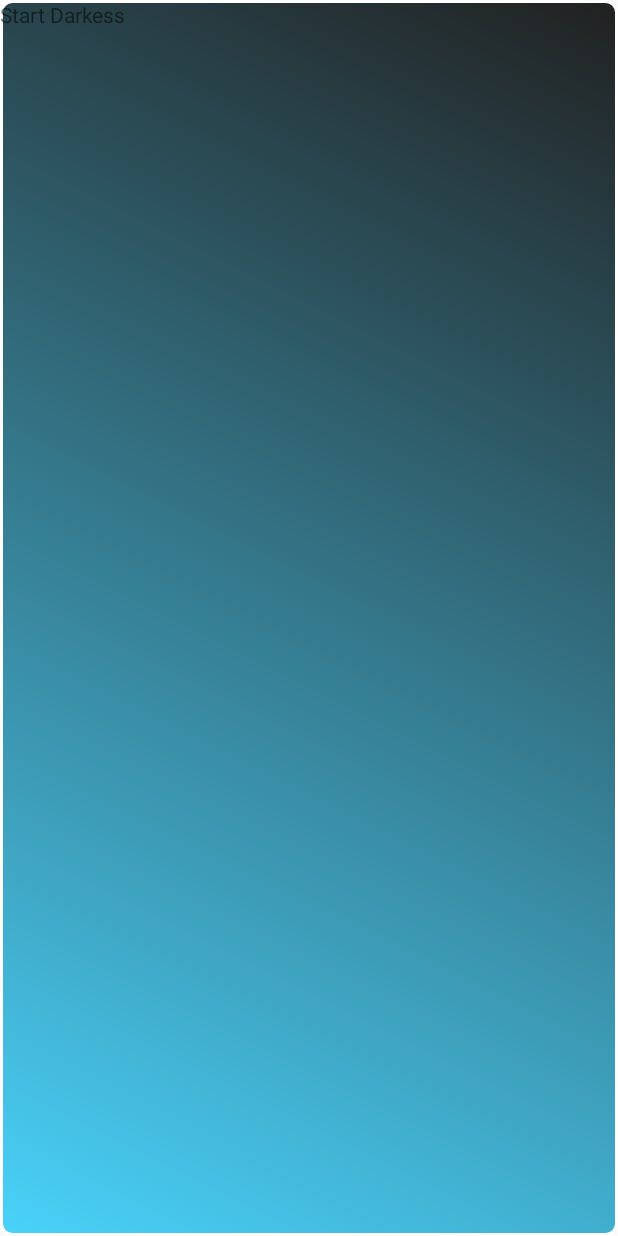
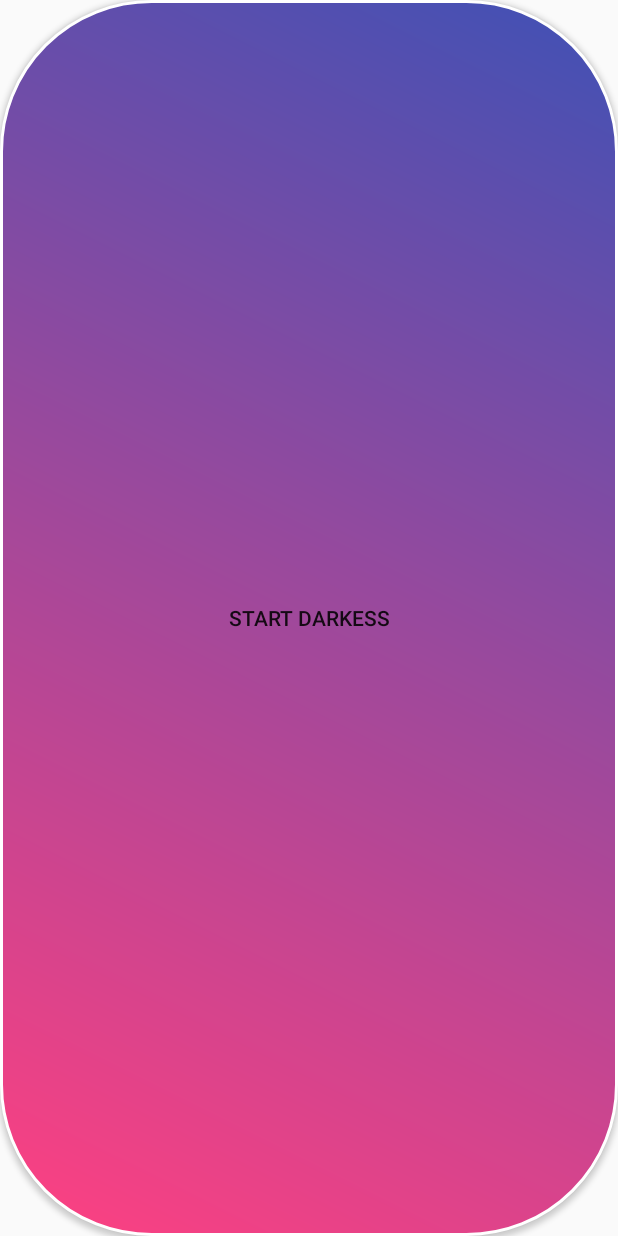
Before and after one commit to diegollams/HelloDarkness, an Android app: the layout widget_layout.xml on its own in the app's theme, with its tools: preview values and no code run, on a phone screen of 412 x 824 dp. Run offline under Robolectric (Android 15) with nearby library versions, the light colour scheme and no system bars.

Commit message:
changes in view --still ugly

```diff
--- a/app/build.gradle
+++ b/app/build.gradle
@@ -22,5 +22,6 @@ android {
 dependencies {
     compile fileTree(dir: 'libs', include: ['*.jar'])
     testCompile 'junit:junit:4.12'
+    compile 'com.android.support:design:23.4.0'
     compile 'com.android.support:appcompat-v7:23.4.0'
 }
--- a/app/src/main/java/com/diegollams/hellodarkness/DarknessProvider.java
+++ b/app/src/main/java/com/diegollams/hellodarkness/DarknessProvider.java
@@ -32,7 +32,7 @@ public class DarknessProvider extends AppWidgetProvider {
 
             PendingIntent pendingIntent = PendingIntent.getBroadcast(context,
                     0, intent, PendingIntent.FLAG_UPDATE_CURRENT);
-            remoteViews.setOnClickPendingIntent(R.id.layout, pendingIntent);
+            remoteViews.setOnClickPendingIntent(R.id.sadness_button, pendingIntent);
             appWidgetManager.updateAppWidget(componentName, remoteViews);
         }
     }
@@ -41,6 +41,7 @@ public class DarknessProvider extends AppWidgetProvider {
     public void onReceive(Context context, Intent intent) {
         super.onReceive(context, intent);
         if(ACTION_CLICK.equals(intent.getAction())){
+            Toast.makeText(context, R.string.start_darkess, Toast.LENGTH_LONG).show();
             MediaPlayer mp = MediaPlayer.create(context, R.raw.darkness);
             try {
                 mp.start();
--- a/app/src/main/res/drawable/shape.xml
+++ b/app/src/main/res/drawable/shape.xml
@@ -8,13 +8,10 @@
 
     <gradient
         android:angle="225"
-        android:endColor="#DD2ECCFA"
-        android:startColor="#DD000000" />
+        android:endColor="@color/colorAccent"
+        android:startColor="@color/colorPrimary" />
 
     <corners
-        android:bottomLeftRadius="7dp"
-        android:bottomRightRadius="7dp"
-        android:topLeftRadius="7dp"
-        android:topRightRadius="7dp" />
+        android:radius="100dp" />
 
 </shape>
--- a/app/src/main/res/layout/widget_layout.xml
+++ b/app/src/main/res/layout/widget_layout.xml
@@ -1,13 +1,14 @@
 <?xml version="1.0" encoding="utf-8"?>
 <FrameLayout xmlns:android="http://schemas.android.com/apk/res/android"
     android:orientation="vertical" android:layout_width="match_parent"
-    android:layout_height="match_parent"
-    android:id="@+id/layout">
+    android:layout_height="match_parent">
 
-    <TextView
-        android:id="@+id/darkess_button"
+    <Button
+        android:background="@drawable/shape"
+        android:id="@+id/sadness_button"
         android:layout_width="match_parent"
         android:layout_height="match_parent"
-        android:background="@drawable/shape"
-        android:text="@string/start_darkess"/>
+        android:text="@string/start_darkess"
+        android:layout_gravity="center"
+        />
 </FrameLayout>
--- a/app/src/main/res/values/colors.xml
+++ b/app/src/main/res/values/colors.xml
@@ -3,4 +3,5 @@
     <color name="colorPrimary">#3F51B5</color>
     <color name="colorPrimaryDark">#303F9F</color>
     <color name="colorAccent">#FF4081</color>
+    <color name="white">#FFFFFF</color>
 </resources>
--- a/app/src/main/res/values/styles.xml
+++ b/app/src/main/res/values/styles.xml
@@ -8,4 +8,10 @@
         <item name="colorAccent">@color/colorAccent</item>
     </style>
 
+    <style name="AppTheme.Button" parent="Widget.AppCompat.Button.Colored">
+        <item name="android:radius">100dp</item>
+        <item name="colorButtonNormal">@color/colorAccent</item>
+        <item name="android:textColor">@color/white</item>
+    </style>
+
 </resources>
--- a/app/src/main/res/xml/widget_info.xml
+++ b/app/src/main/res/xml/widget_info.xml
@@ -2,8 +2,8 @@
 <appwidget-provider
     xmlns:android="http://schemas.android.com/apk/res/android"
     android:initialLayout="@layout/widget_layout"
-    android:minHeight="72dp"
-    android:minWidth="300dp"
+    android:minHeight="40dp"
+    android:minWidth="40dp"
     android:updatePeriodMillis="300000" >
 
 </appwidget-provider>
```
Also changed, not shown: app/src/main/java/com/diegollams/hellodarkness/MainActivity.java (+0 -9 lines), app/src/main/res/layout/activity_main.xml (+9 -6 lines).
